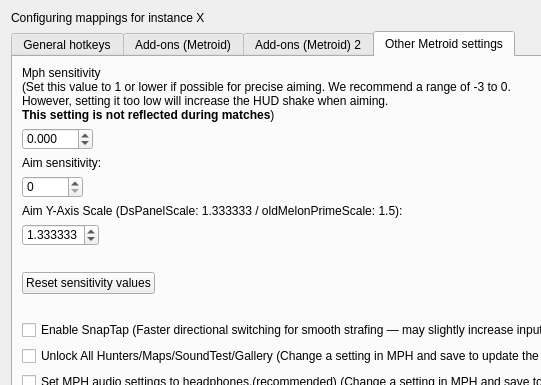
Before: the Qt Designer form src/frontend/qt_sdl/InputConfig/InputConfigDialog.ui in ag-advania/melonPrimeDS, drawn with Qt 5; both pictures show x 0 to 541 and y 0 to 385 of the 1063 by 610 pixel window.
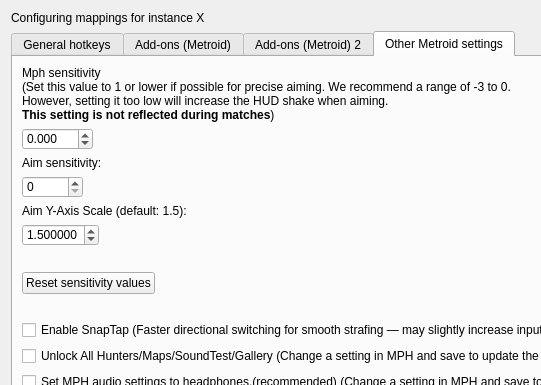
After: the same form once the commit is applied. The open tabs and pages were chosen to show the change.

Patch:
```diff
--- a/src/frontend/qt_sdl/InputConfig/InputConfigDialog.ui
+++ b/src/frontend/qt_sdl/InputConfig/InputConfigDialog.ui
@@ -2375,7 +2375,7 @@
 					<!-- Label for aim sensitivity -->
 					<widget class="QLabel" name="metroidAimYAxisScaleLabel">
 						<property name="text">
-							<string>Aim Y-Axis Scale (DsPanelScale: 1.333333 / oldMelonPrimeScale: 1.5):</string>
+							<string>Aim Y-Axis Scale (default: 1.5):</string>
 						</property>
 					</widget>
 				</item>
@@ -2394,7 +2394,7 @@
 							<number>6</number>
 						</property>
 						<property name="value">
-							<double>1.333333</double>
+							<double>1.500000</double>
 						</property>
 					</widget>
 				</item>
```
